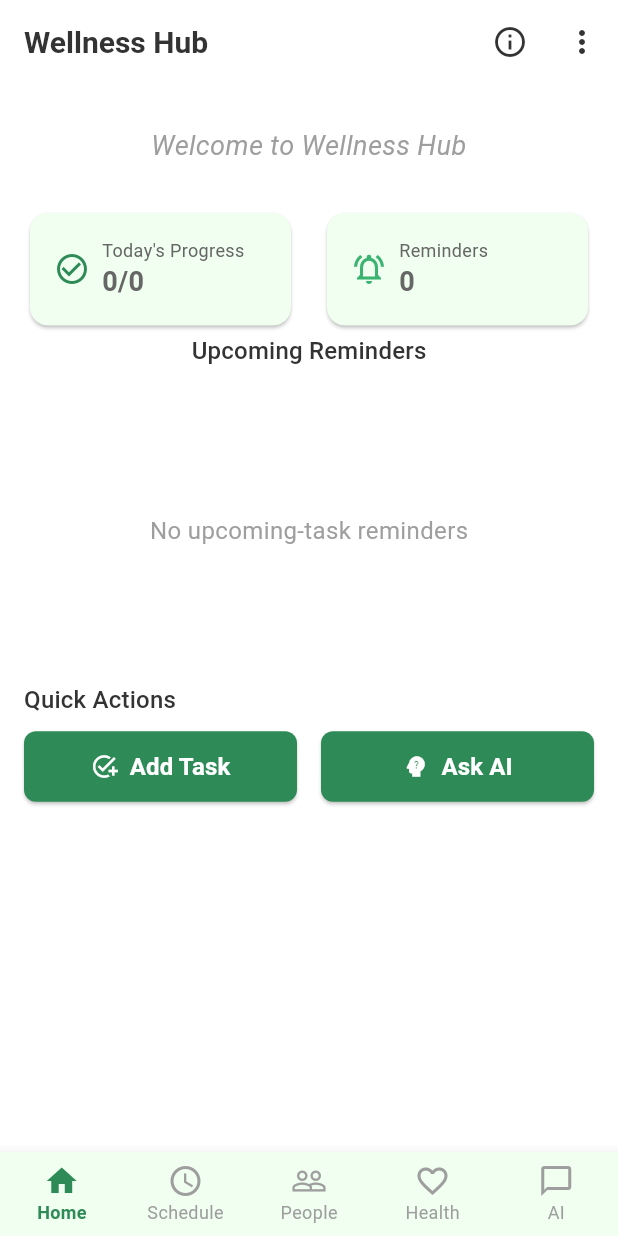
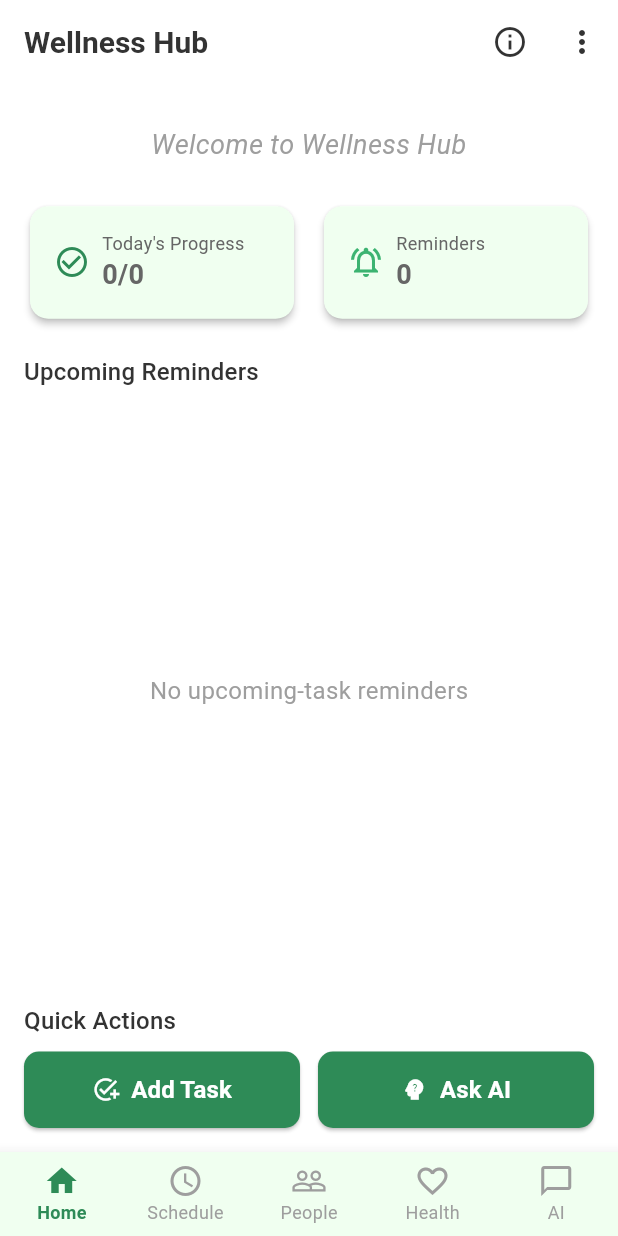
Before and after one commit to Srimadhav2007/se-project, a Flutter app: the screen it shows once a user with an empty profile is signed in, on a phone screen of 412 x 824 dp. Run offline on Flutter 3.47's test engine with Material 3 defaults, Android fonts, the phone set to English and light mode, and no system bars; our stand-ins replace cloud_firestore, firebase_auth, firebase_core, flutter_local_notifications, table_calendar, timezone; accounts and stored records are empty.

Commit message:
solved the problems in making apk file

```diff
--- a/project/lib/main.dart
+++ b/project/lib/main.dart
@@ -12,6 +12,7 @@ void main() async {
   );
   runApp(const MyApp());
 }
+
 
 class MyApp extends StatelessWidget {
   const MyApp({super.key});
--- a/project/lib/screens/home_page.dart
+++ b/project/lib/screens/home_page.dart
@@ -5,7 +5,6 @@ import 'package:happiness_hub/services/firestore_service.dart';
 import 'package:happiness_hub/screens/profile_page.dart';
 import 'dart:async';
 import 'package:intl/intl.dart';
-
 import 'package:happiness_hub/services/notification_service.dart';
 
 class HomePage extends StatefulWidget {
@@ -36,14 +35,11 @@ class _HomePageState extends State<HomePage> {
   @override
   void initState() {
     super.initState();
-    // Timer for the animated text
     _timer = Timer.periodic(const Duration(seconds: 4), (Timer timer) {
       if (!mounted) return;
-      if (_currentPage < _animatedDialogues.length - 1) {
-        _currentPage++;
-      } else {
-        _currentPage = 0;
-      }
+      setState(() {
+        _currentPage = (_currentPage + 1) % _animatedDialogues.length;
+      });
       if (_pageController.hasClients) {
         _pageController.animateToPage(
           _currentPage,
@@ -53,12 +49,14 @@ class _HomePageState extends State<HomePage> {
       }
     });
   }
+
   @override
   void dispose() {
     _timer?.cancel();
     _pageController.dispose();
     super.dispose();
   }
+
   void _showInfoDialog() {
     showDialog(
       context: context,
@@ -82,7 +80,8 @@ class _HomePageState extends State<HomePage> {
 
   @override
   Widget build(BuildContext context) {
-
+    final screenHeight = MediaQuery.of(context).size.height;
+    final screenWidth = MediaQuery.of(context).size.width;
 
     return Scaffold(
       appBar: AppBar(
@@ -154,10 +153,11 @@ class _HomePageState extends State<HomePage> {
           return Padding(
             padding: const EdgeInsets.all(16.0),
             child: Column(
+              crossAxisAlignment: CrossAxisAlignment.start,
               children: [
-
+                // Animated text
                 SizedBox(
-                  height: 50,
+                  height: screenHeight * 0.06,
                   child: PageView.builder(
                     controller: _pageController,
                     itemCount: _animatedDialogues.length,
@@ -167,38 +167,35 @@ class _HomePageState extends State<HomePage> {
                           _animatedDialogues[index],
                           textAlign: TextAlign.center,
                           style: const TextStyle(
-                              fontSize: 18, fontStyle: FontStyle.italic, color: Colors.grey),
+                            fontSize: 18,
+                            fontStyle: FontStyle.italic,
+                            color: Colors.grey,
+                          ),
                         ),
                       );
                     },
                   ),
                 ),
-                const SizedBox(height: 16),
-                //want to list all the upcoming reminders and tasks due today, just as listed with details in the schedule page
-
+                const SizedBox(height: 12),
                 _buildStatsCards(
                   context,
                   '$completedToday/${todayTasks.length}',
                   upcomingReminders.toString(),
                 ),
-                const SizedBox(height: 1),
-                Text("Upcoming Reminders", style: Theme.of(context).textTheme.titleMedium),
+                const SizedBox(height: 20),
+                Text("Upcoming Reminders",
+                    style: Theme.of(context).textTheme.titleMedium),
                 const SizedBox(height: 8),
-                Container(
-                  width: 800,
-                  height: 200,
-                  child: Expanded(child: _buildUpcomingReminders(allTasks)),
-                ),
-                const SizedBox(height: 1),
+                Expanded(child: _buildUpcomingReminders(allTasks)),
+                const SizedBox(height: 16),
                 _buildQuickActions(context),
               ],
             ),
           );
-        }
-      )
+        },
+      ),
     );
   }
-
 
   Widget _buildStatsCards(
       BuildContext context, String tasksDone, String reminders) {
@@ -206,6 +203,9 @@ class _HomePageState extends State<HomePage> {
       children: [
         Expanded(
           child: Card(
+            elevation: 2,
+            shape:
+                RoundedRectangleBorder(borderRadius: BorderRadius.circular(12)),
             child: Padding(
               padding: const EdgeInsets.all(16.0),
               child: Row(children: [
@@ -226,9 +226,12 @@ class _HomePageState extends State<HomePage> {
             ),
           ),
         ),
-        const SizedBox(width: 16),
+        const SizedBox(width: 12),
         Expanded(
           child: Card(
+            elevation: 2,
+            shape:
+                RoundedRectangleBorder(borderRadius: BorderRadius.circular(12)),
             child: Padding(
               padding: const EdgeInsets.all(16.0),
               child: Row(children: [
@@ -253,9 +256,7 @@ class _HomePageState extends State<HomePage> {
   }
 
   Widget _buildQuickActions(BuildContext context) {
-    return Container(
-      margin: const EdgeInsets.only(bottom: 8),
-      child: Column(
+    return Column(
       crossAxisAlignment: CrossAxisAlignment.start,
       children: [
         Text("Quick Actions", style: Theme.of(context).textTheme.titleMedium),
@@ -264,30 +265,38 @@ class _HomePageState extends State<HomePage> {
           children: [
             Expanded(
               child: ElevatedButton.icon(
-                  onPressed: () => widget.onNavigate(1), // Navigate to Schedule page
+                onPressed: () => widget.onNavigate(1),
                 icon: const Icon(Icons.add_task),
                 label: const Text("Add Task"),
-                  style: ElevatedButton.styleFrom(padding: const EdgeInsets.symmetric(vertical: 12)),
+                style: ElevatedButton.styleFrom(
+                  padding: const EdgeInsets.symmetric(vertical: 14),
+                  shape: RoundedRectangleBorder(
+                      borderRadius: BorderRadius.circular(10)),
                 ),
               ),
-              const SizedBox(width: 16),
+            ),
+            const SizedBox(width: 12),
             Expanded(
               child: ElevatedButton.icon(
-                  onPressed: () => widget.onNavigate(4), // Navigate to AI page
+                onPressed: () => widget.onNavigate(4),
                 icon: const Icon(Icons.psychology_alt),
                 label: const Text("Ask AI"),
-                  style: ElevatedButton.styleFrom(padding: const EdgeInsets.symmetric(vertical: 12)),
+                style: ElevatedButton.styleFrom(
+                  padding: const EdgeInsets.symmetric(vertical: 14),
+                  shape: RoundedRectangleBorder(
+                      borderRadius: BorderRadius.circular(10)),
+                ),
               ),
             ),
           ],
         ),
       ],
-      ),
     );
   }
 
   Widget _buildUpcomingReminders(List<Task> allTasks) {
-    final upcomingTasks = allTasks.where((task) => task.dateTime.isAfter(DateTime.now())).toList();
+    final upcomingTasks =
+        allTasks.where((task) => task.dateTime.isAfter(DateTime.now())).toList();
 
     if (upcomingTasks.isEmpty) {
       return const Center(
@@ -298,7 +307,6 @@ class _HomePageState extends State<HomePage> {
       );
     }
     return ListView.builder(
-      padding: const EdgeInsets.symmetric(horizontal: 8.0),
       itemCount: upcomingTasks.length,
       itemBuilder: (context, index) {
         final task = upcomingTasks[index];
@@ -317,29 +325,37 @@ class _HomePageState extends State<HomePage> {
             alignment: Alignment.centerRight,
             padding: const EdgeInsets.symmetric(horizontal: 20.0),
             margin: const EdgeInsets.symmetric(vertical: 4.0),
-            child: const Icon(Icons.delete, color: Color.fromARGB(255, 40, 71, 56)),
+            child: const Icon(Icons.delete, color: Colors.white),
           ),
           child: Card(
-            margin: const EdgeInsets.symmetric(vertical: 4.0),
+            shape:
+                RoundedRectangleBorder(borderRadius: BorderRadius.circular(10)),
+            margin: const EdgeInsets.symmetric(vertical: 6.0),
             child: ListTile(
-              leading: task.dateTime.isBefore(DateTime.now())?Checkbox(
+              leading: task.dateTime.isBefore(DateTime.now())
+                  ? Checkbox(
                       value: task.completed,
                       onChanged: (bool? value) {
                         firestoreService.updateTaskCompletion(task.id, value!);
                       },
-              ): Icon(
+                    )
+                  : Icon(
                       task.category == 'Work' ? Icons.work : Icons.home,
                       color: Theme.of(context).primaryColor,
                     ),
               title: Text(
                 task.title,
                 style: TextStyle(
-                  decoration: task.completed ? TextDecoration.lineThrough : null,
+                  fontSize: 16,
+                  fontWeight: FontWeight.w500,
+                  decoration:
+                      task.completed ? TextDecoration.lineThrough : null,
                 ),
               ),
-              subtitle: task.dateTime != null
-                ? Text(DateFormat('MMM d, yyyy • h:mm a').format(task.dateTime!))
-                : Text('No date set'),
+              subtitle: Text(
+                DateFormat('MMM d, yyyy • h:mm a').format(task.dateTime),
+                style: const TextStyle(fontSize: 13, color: Colors.black54),
+              ),
               trailing: Chip(
                 label: Text(task.category),
                 backgroundColor: Colors.grey.shade200,
@@ -350,5 +366,4 @@ class _HomePageState extends State<HomePage> {
       },
     );
   }
-
 }
```
Also changed, not shown: 2 other files. Lines whose indentation alone changed are shown as unchanged.
